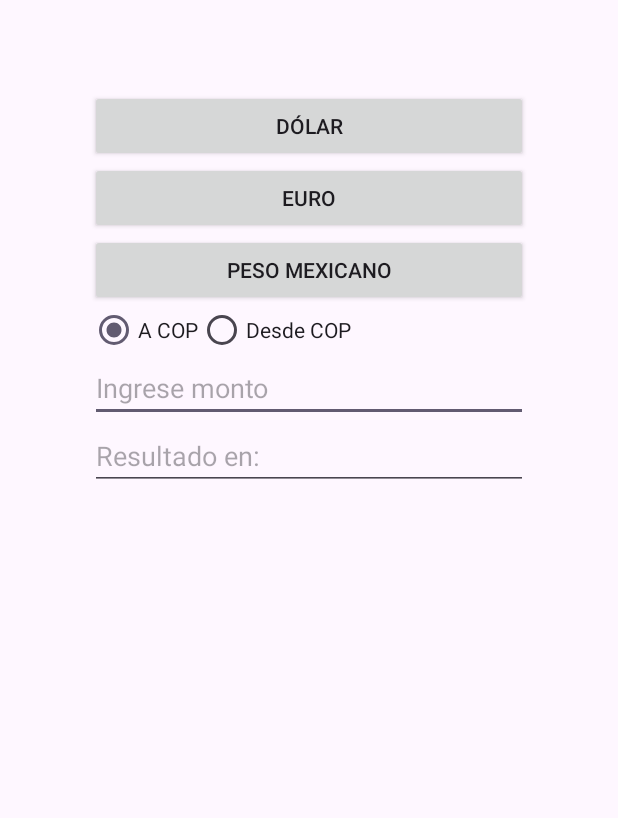
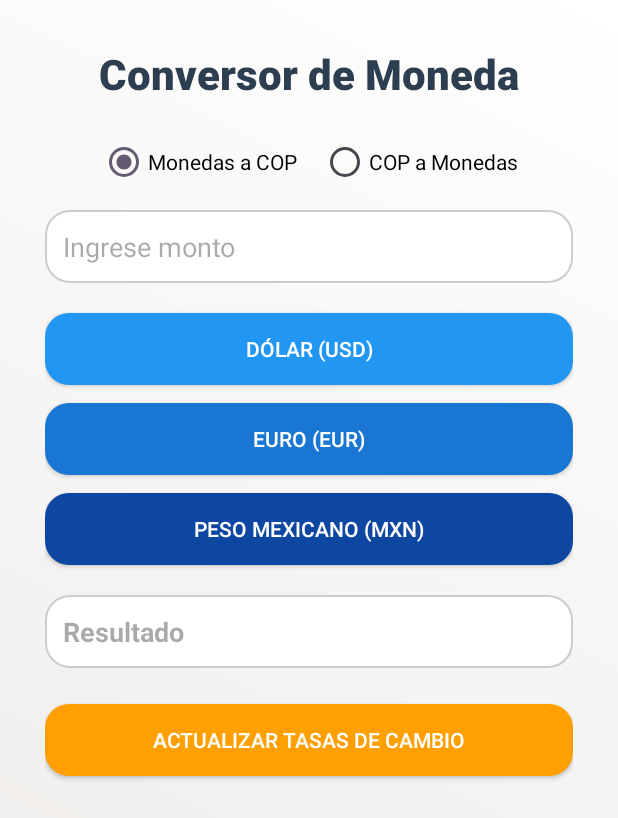
Before and after one commit to Dertyos/ConversorMoneda, an Android app: the screen it shows after launch (MainActivity), on a phone screen of 412 x 824 dp. Shown: the top 818 px of the screen. Run offline under Robolectric (Android 15) with nearby library versions, the phone set to English and light mode, and no system bars.

Commit message:
Ultimos cambios

```diff
--- a/app/src/main/AndroidManifest.xml
+++ b/app/src/main/AndroidManifest.xml
@@ -6,9 +6,9 @@
         android:allowBackup="true"
         android:dataExtractionRules="@xml/data_extraction_rules"
         android:fullBackupContent="@xml/backup_rules"
-        android:icon="@mipmap/ic_launcher"
+        android:icon="@mipmap/logomoneda"
         android:label="@string/app_name"
-        android:roundIcon="@mipmap/ic_launcher_round"
+        android:roundIcon="@mipmap/logomoneda"
         android:supportsRtl="true"
         android:theme="@style/Theme.ConversorMoneda"
         tools:targetApi="31">
@@ -21,6 +21,7 @@
                 <category android:name="android.intent.category.LAUNCHER" />
             </intent-filter>
         </activity>
+        <activity android:name=".ActualizarMonedasActivity"></activity>
     </application>
 
 </manifest>
--- a/app/src/main/java/com/example/conversormoneda/MainActivity.java
+++ b/app/src/main/java/com/example/conversormoneda/MainActivity.java
@@ -3,8 +3,8 @@ package com.example.conversormoneda;
 import java.util.Locale;
 import java.text.NumberFormat;
 
-import android.annotation.SuppressLint;
 import android.app.Activity;
+import android.content.Intent;
 import android.os.Bundle;
 import android.view.View;
 import android.widget.Button;
@@ -14,45 +14,56 @@ import android.widget.Toast;
 
 public class MainActivity extends Activity {
 
+    MonedasDb db;
     EditText etMonto, etResultado;
-    Button btnDolar, btnEuro, btnPesoMexicano;
+    Button btnDolar, btnEuro, btnPesoMexicano, btnActualizarMonedas;
     RadioButton rbAColombianos, rbDesdeColombianos;
 
-
-    @SuppressLint("MissingInflatedId")
     @Override
     protected void onCreate(Bundle savedInstanceState) {
         super.onCreate(savedInstanceState);
         setContentView(R.layout.activity_main);
 
-        etMonto = (EditText) findViewById(R.id.etMonto);
-        etResultado = (EditText) findViewById(R.id.etResultado);
-        btnDolar = (Button) findViewById(R.id.btnDolar);
-        btnEuro = (Button) findViewById(R.id.btnEuro);
-        btnPesoMexicano = (Button) findViewById(R.id.btnPesoMexicano);
-        rbAColombianos = (RadioButton) findViewById(R.id.rbAColombianos);
-        rbDesdeColombianos = (RadioButton) findViewById(R.id.rbDesdeColombianos);
+        db = new MonedasDb(this, "monedas.db", null, 1);
 
-
+        etMonto = findViewById(R.id.etMonto);
+        etResultado = findViewById(R.id.etResultado);
+        btnDolar = findViewById(R.id.btnDolar);
+        btnEuro = findViewById(R.id.btnEuro);
+        btnPesoMexicano = findViewById(R.id.btnPesoMexicano);
+        rbAColombianos = findViewById(R.id.rbAColombianos);
+        rbDesdeColombianos = findViewById(R.id.rbDesdeColombianos);
+        btnActualizarMonedas = findViewById(R.id.btnActualizarMonedas);
 
         btnDolar.setOnClickListener(new View.OnClickListener() {
             @Override
             public void onClick(View view) {
-                convertirMoneda(4177.56,"$", "Dólares");
+                double moneda = db.getValor("USD");
+                convertirMoneda(moneda, "$", "Dólares");
             }
         });
 
         btnEuro.setOnClickListener(new View.OnClickListener() {
             @Override
             public void onClick(View view) {
-                convertirMoneda(4681.70, "€", "Euros");
+                double moneda = db.getValor("EUR");
+                convertirMoneda(moneda, "€", "Euros");
             }
         });
 
         btnPesoMexicano.setOnClickListener(new View.OnClickListener() {
             @Override
             public void onClick(View view) {
-                convertirMoneda(216.16, "$", "Pesos Mexicanos");
+                double moneda = db.getValor("MXN");
+                convertirMoneda(moneda, "$", "Pesos Mexicanos");
+            }
+        });
+
+        btnActualizarMonedas.setOnClickListener(new View.OnClickListener() {
+            @Override
+            public void onClick(View view) {
+                Intent intent = new Intent(MainActivity.this, ActualizarMonedasActivity.class);
+                startActivity(intent);
             }
         });
     }
@@ -69,24 +80,19 @@ public class MainActivity extends Activity {
             double resultado;
 
             if (rbAColombianos.isChecked()) {
-                // De moneda extranjera a pesos colombianos
                 resultado = monto * tasaCambio;
-                simbolo = "$"; // COP siempre es peso colombiano
+                simbolo = "$";
                 nombreMoneda = "Pesos Colombianos";
             } else {
-                // De pesos colombianos a moneda extranjera
                 resultado = monto / tasaCambio;
             }
 
             NumberFormat formato = NumberFormat.getInstance(new Locale("es", "CO"));
             String resultadoFormateado = formato.format(resultado);
-
             etResultado.setText(simbolo + " " + resultadoFormateado + " " + nombreMoneda);
 
         } catch (NumberFormatException e) {
             Toast.makeText(this, "Formato inválido", Toast.LENGTH_SHORT).show();
         }
     }
-
-
 }
--- /dev/null
+++ b/app/src/main/res/drawable/background_gradient.xml
@@ -0,0 +1,10 @@
+<layer-list xmlns:android="http://schemas.android.com/apk/res/android">
+    <item>
+        <shape>
+            <gradient
+                android:startColor="#ECE9E6"
+                android:endColor="#FFFFFF"
+                android:angle="45"/>
+        </shape>
+    </item>
+</layer-list>
--- /dev/null
+++ b/app/src/main/res/drawable/rounded_button_actualizar.xml
@@ -0,0 +1,14 @@
+<selector xmlns:android="http://schemas.android.com/apk/res/android">
+    <item android:state_pressed="true">
+        <shape android:shape="rectangle">
+            <solid android:color="#FF8F00" /> <!-- Más oscuro al presionar -->
+            <corners android:radius="16dp" />
+        </shape>
+    </item>
+    <item>
+        <shape android:shape="rectangle">
+            <solid android:color="#FFA000" />
+            <corners android:radius="16dp" />
+        </shape>
+    </item>
+</selector>
--- /dev/null
+++ b/app/src/main/res/drawable/rounded_button_eur.xml
@@ -0,0 +1,14 @@
+<selector xmlns:android="http://schemas.android.com/apk/res/android">
+    <item android:state_pressed="true">
+        <shape android:shape="rectangle">
+            <solid android:color="#1565C0" /> <!-- Azul un poco más oscuro para efecto al presionar -->
+            <corners android:radius="16dp" />
+        </shape>
+    </item>
+    <item>
+        <shape android:shape="rectangle">
+            <solid android:color="#1976D2" />
+            <corners android:radius="16dp" />
+        </shape>
+    </item>
+</selector>
--- /dev/null
+++ b/app/src/main/res/drawable/rounded_button_mxn.xml
@@ -0,0 +1,14 @@
+<selector xmlns:android="http://schemas.android.com/apk/res/android">
+    <item android:state_pressed="true">
+        <shape android:shape="rectangle">
+            <solid android:color="#08306B" /> <!-- Azul más profundo para efecto al presionar -->
+            <corners android:radius="16dp" />
+        </shape>
+    </item>
+    <item>
+        <shape android:shape="rectangle">
+            <solid android:color="#0D47A1" />
+            <corners android:radius="16dp" />
+        </shape>
+    </item>
+</selector>
--- /dev/null
+++ b/app/src/main/res/drawable/rounded_button_usd.xml
@@ -0,0 +1,14 @@
+<selector xmlns:android="http://schemas.android.com/apk/res/android">
+    <item android:state_pressed="true">
+        <shape android:shape="rectangle">
+            <solid android:color="#1E88E5" />
+            <corners android:radius="16dp" />
+        </shape>
+    </item>
+    <item>
+        <shape android:shape="rectangle">
+            <solid android:color="#2196F3" />
+            <corners android:radius="16dp" />
+        </shape>
+    </item>
+</selector>
--- /dev/null
+++ b/app/src/main/res/drawable/rounded_edittext.xml
@@ -0,0 +1,5 @@
+<shape xmlns:android="http://schemas.android.com/apk/res/android" android:shape="rectangle">
+    <solid android:color="#FFFFFF" />
+    <corners android:radius="16dp" />
+    <stroke android:width="1dp" android:color="#CCCCCC" />
+</shape>
--- a/app/src/main/res/layout/activity_main.xml
+++ b/app/src/main/res/layout/activity_main.xml
@@ -1,68 +1,116 @@
-<LinearLayout xmlns:android="http://schemas.android.com/apk/res/android"
+<?xml version="1.0" encoding="utf-8"?>
+<ScrollView xmlns:android="http://schemas.android.com/apk/res/android"
     android:layout_width="match_parent"
     android:layout_height="match_parent"
-    android:orientation="vertical"
-    android:padding="60dp">
+    android:fitsSystemWindows="true"
+    android:background="@drawable/background_gradient">
 
-    <!-- Botones para elegir moneda -->
-
-    <Button
-        android:id="@+id/btnDolar"
+    <LinearLayout
         android:layout_width="match_parent"
         android:layout_height="wrap_content"
-        android:text="Dólar" />
+        android:orientation="vertical"
+        android:padding="30dp"
+        android:gravity="center_horizontal">
 
-    <Button
-        android:id="@+id/btnEuro"
-        android:layout_width="match_parent"
+        <!-- Título estilizado -->
+        <TextView
+            android:layout_width="wrap_content"
             android:layout_height="wrap_content"
-        android:text="Euro" />
+            android:text="Conversor de Moneda"
+            android:textSize="28sp"
+            android:textStyle="bold"
+            android:textColor="#2C3E50"
+            android:fontFamily="sans-serif-medium"
+            android:layout_marginBottom="24dp" />
 
-    <Button
-        android:id="@+id/btnPesoMexicano"
-        android:layout_width="match_parent"
-        android:layout_height="wrap_content"
-        android:text="Peso Mexicano" />
-
-
+        <!-- Tipo de conversión -->
         <RadioGroup
             android:id="@+id/rgConversion"
             android:layout_width="wrap_content"
             android:layout_height="wrap_content"
-        android:orientation="horizontal">
+            android:orientation="horizontal"
+            android:layout_gravity="center_horizontal"
+            android:layout_marginBottom="16dp">
 
             <RadioButton
                 android:id="@+id/rbAColombianos"
                 android:layout_width="wrap_content"
                 android:layout_height="wrap_content"
                 android:checked="true"
-            android:text="A COP" />
+                android:text="Monedas a COP"
+                android:textColor="#000000" />
 
             <RadioButton
                 android:id="@+id/rbDesdeColombianos"
                 android:layout_width="wrap_content"
                 android:layout_height="wrap_content"
-            android:text="Desde COP" />
+                android:text="COP a Monedas"
+                android:textColor="#000000"
+                android:layout_marginStart="16dp" />
         </RadioGroup>
 
-
-    <!-- Campo para ingresar monto -->
+        <!-- Monto a convertir -->
         <EditText
             android:id="@+id/etMonto"
             android:layout_width="match_parent"
             android:layout_height="wrap_content"
             android:hint="Ingrese monto"
-        android:inputType="numberDecimal" />
+            android:inputType="numberDecimal"
+            android:background="@drawable/rounded_edittext"
+            android:padding="12dp"
+            android:layout_marginBottom="20dp" />
 
-    <!-- Campo para mostrar resultado en pesos colombianos -->
+        <!-- Botones -->
+        <Button
+            android:id="@+id/btnDolar"
+            android:layout_width="match_parent"
+            android:layout_height="wrap_content"
+            android:text="Dólar (USD)"
+            android:background="@drawable/rounded_button_usd"
+            android:textColor="#FFFFFF"
+            android:layout_marginBottom="12dp" />
+
+        <Button
+            android:id="@+id/btnEuro"
+            android:layout_width="match_parent"
+            android:layout_height="wrap_content"
+            android:text="Euro (EUR)"
+            android:background="@drawable/rounded_button_eur"
+            android:textColor="#FFFFFF"
+            android:layout_marginBottom="12dp" />
+
+        <Button
+            android:id="@+id/btnPesoMexicano"
+            android:layout_width="match_parent"
+            android:layout_height="wrap_content"
+            android:text="Peso Mexicano (MXN)"
+            android:background="@drawable/rounded_button_mxn"
+            android:textColor="#FFFFFF"
+            android:layout_marginBottom="20dp" />
+
+        <!-- Resultado -->
         <EditText
             android:id="@+id/etResultado"
             android:layout_width="match_parent"
             android:layout_height="wrap_content"
-        android:hint="Resultado en:"
+            android:hint="Resultado"
+            android:textStyle="bold"
+            android:textColor="#2C3E50"
+            android:background="@drawable/rounded_edittext"
             android:focusable="false"
-        android:clickable="false" />
+            android:clickable="false"
+            android:padding="12dp"
+            android:layout_marginBottom="24dp" />
 
-
+        <!-- Botón para actualizar -->
+        <Button
+            android:id="@+id/btnActualizarMonedas"
+            android:layout_width="match_parent"
+            android:layout_height="wrap_content"
+            android:text="Actualizar Tasas de Cambio"
+            android:background="@drawable/rounded_button_actualizar"
+            android:textColor="#FFFFFF"
+            android:layout_marginBottom="12dp" />
 
     </LinearLayout>
+</ScrollView>
```
Also changed, not shown: app/build.gradle (+6 -2 lines), app/src/main/java/com/example/conversormoneda/ActualizarMonedasActivity.java (added, +99 -0 lines), app/src/main/java/com/example/conversormoneda/MonedasDb.java (added, +45 -0 lines), app/src/main/res/animator/button_anim.xml (added, +26 -0 lines), app/src/main/res/layout/activity_actualizar_monedas.xml (added, +44 -0 lines), 5 other files. Lines whose indentation alone changed are shown as unchanged.
